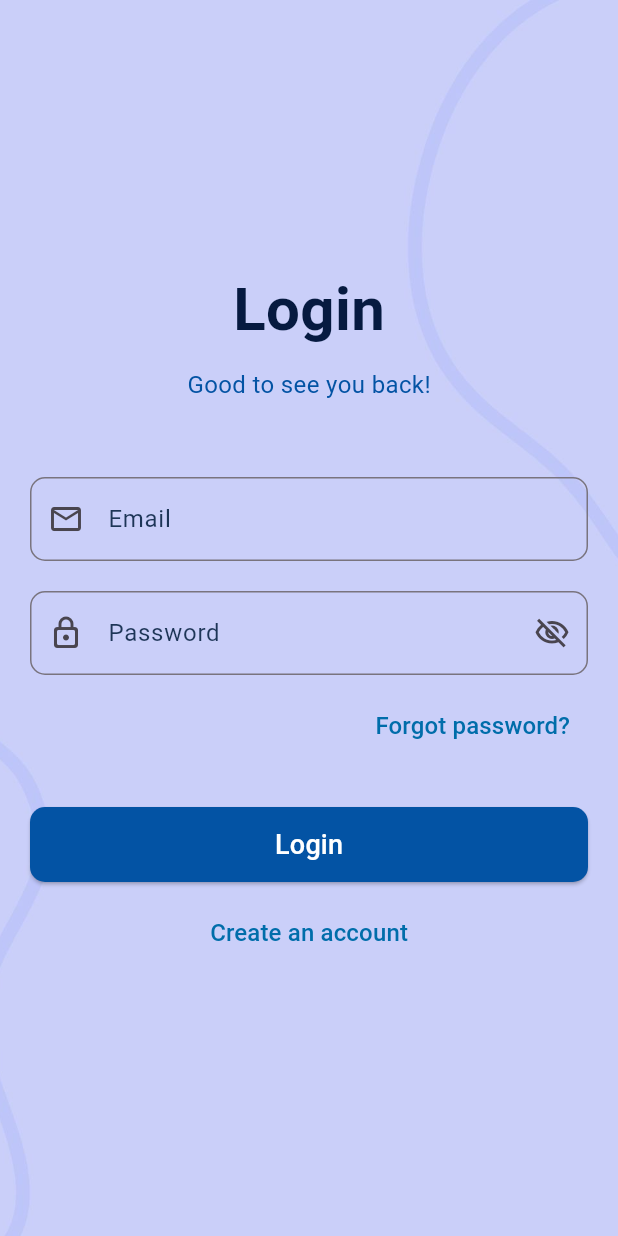
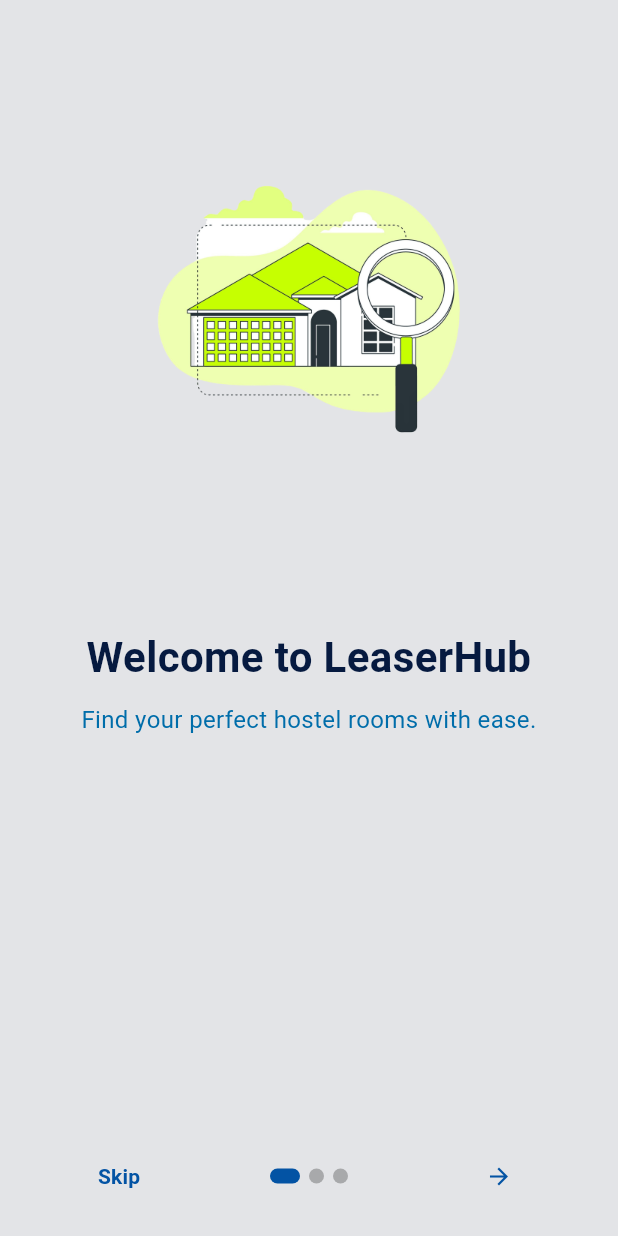
Before and after one commit to jehanzaib084/mad_project, a Flutter app: the screen it shows after launch, on a phone screen of 412 x 824 dp. Run offline on Flutter 3.47's test engine with Material 3 defaults, Android fonts, the phone set to English and light mode, and no system bars; drawn by our look-alikes of introduction_screen; our stand-ins replace cached_network_image, cloud_firestore, firebase_auth, firebase_core, get, image_picker and 6 more; accounts and stored records are empty.

Commit message:
Add introduction screen and enhance registration flow with email existence check

```diff
--- a/lib/assets.dart
+++ b/lib/assets.dart
@@ -2,8 +2,12 @@
 
 class Assets {
   static const String backgroundImage = 'assets/bg_images/bg1.jpg';
+  static const String introHomeImage = 'assets/intro_images/home.png';
+  static const String introConnectImage = 'assets/intro_images/connect.png';
+  static const String introSearchImage = 'assets/intro_images/search.png';
   static const Color btnBgColor = Color(0xFF0353A4);
   static const Color primaryColor = Color(0xFF061A40);
+  static const Color introBackColor = Color.fromARGB(255, 227, 228, 231);
   static const Color lightTextColor = Color(0xFF006DAA);
   static const Color focusedBorderColor = Color(0xFF1D3557);
   // Add other asset paths here
--- /dev/null
+++ b/lib/authentication/view/intro_screen.dart
@@ -0,0 +1,139 @@
+import 'package:flutter/material.dart';
+import 'package:get/get.dart';
+import 'package:introduction_screen/introduction_screen.dart';
+import 'package:mad_project/assets.dart';
+import 'package:shared_preferences/shared_preferences.dart';
+
+class IntroScreen extends StatelessWidget {
+  const IntroScreen({super.key});
+
+  Future<void> _onIntroEnd() async {
+    final prefs = await SharedPreferences.getInstance();
+    await prefs.setBool('hasSeenIntro', true);
+    Get.offAllNamed('/login');
+  }
+
+  @override
+  Widget build(BuildContext context) {
+    return Container(
+      decoration: BoxDecoration(
+        image: DecorationImage(
+          image: AssetImage(Assets.backgroundImage),
+          fit: BoxFit.cover,
+        ),
+      ),
+      child: IntroductionScreen(
+        globalBackgroundColor: Assets.introBackColor,
+        pages: [
+          PageViewModel(
+            title: "Welcome to LeaserHub",
+            body: "Find your perfect hostel rooms with ease.",
+            image: Center(
+              child: Image.asset(
+                Assets.introHomeImage,
+                height: 250.0,
+                fit: BoxFit.contain,
+              ),
+            ),
+            decoration: const PageDecoration(
+              titleTextStyle: TextStyle(
+                fontSize: 28.0,
+                fontWeight: FontWeight.bold,
+                color: Assets.primaryColor,
+              ),
+              bodyTextStyle: TextStyle(
+                fontSize: 16.0,
+                color: Assets.lightTextColor,
+              ),
+              imagePadding: EdgeInsets.only(top: 30),
+              titlePadding: EdgeInsets.only(top: 20),
+              bodyPadding: EdgeInsets.only(top: 10),
+              pageColor: Colors.transparent,
+            ),
+          ),
+          PageViewModel(
+            title: "Easy Search",
+            body: "Filter and find properties that match your needs.",
+            image: Center(
+              child: Image.asset(
+                Assets.introSearchImage, height: 250.0,
+                fit: BoxFit.contain,
+              ),
+            ),
+            decoration: const PageDecoration(
+              titleTextStyle: TextStyle(
+                fontSize: 28.0,
+                fontWeight: FontWeight.bold,
+                color: Assets.primaryColor,
+              ),
+              bodyTextStyle: TextStyle(
+                fontSize: 16.0,
+                color: Assets.lightTextColor,
+              ),
+              imagePadding: EdgeInsets.only(top: 30),
+              titlePadding: EdgeInsets.only(top: 20),
+              bodyPadding: EdgeInsets.only(top: 10),
+              pageColor: Colors.transparent,
+            ),
+          ),
+          PageViewModel(
+            title: "Connect & Rent",
+            body: "Contact property owners directly and find your new home.",
+            image: Center(
+              child: Image.asset(
+                Assets.introConnectImage, height: 250.0,
+                fit: BoxFit.contain,
+              ),
+            ),
+            decoration: const PageDecoration(
+              titleTextStyle: TextStyle(
+                fontSize: 28.0,
+                fontWeight: FontWeight.bold,
+                color: Assets.primaryColor,
+              ),
+              bodyTextStyle: TextStyle(
+                fontSize: 16.0,
+                color: Assets.lightTextColor,
+              ),
+              imagePadding: EdgeInsets.only(top: 30),
+              titlePadding: EdgeInsets.only(top: 20),
+              bodyPadding: EdgeInsets.only(top: 10),
+              pageColor: Colors.transparent,
+            ),
+          ),
+        ],
+        onDone: _onIntroEnd,
+        onSkip: _onIntroEnd,
+        showSkipButton: true,
+        skip: const Text(
+          "Skip",
+          style: TextStyle(
+            fontWeight: FontWeight.w600,
+            color: Assets.btnBgColor,
+          ),
+        ),
+        next: const Icon(
+          Icons.arrow_forward,
+          color: Assets.btnBgColor,
+        ),
+        done: const Text(
+          "Done",
+          style: TextStyle(
+            fontWeight: FontWeight.w600,
+            color: Assets.btnBgColor,
+          ),
+        ),
+        dotsDecorator: DotsDecorator(
+          size: const Size.square(10.0),
+          activeSize: const Size(20.0, 10.0),
+          activeColor: Assets.btnBgColor,
+          color: Colors.black26,
+          spacing: const EdgeInsets.symmetric(horizontal: 3.0),
+          activeShape: RoundedRectangleBorder(
+            borderRadius: BorderRadius.circular(25.0),
+          ),
+        ),
+      ),
+    );
+  }
+}
--- a/lib/authentication/view/register_profile.dart
+++ b/lib/authentication/view/register_profile.dart
@@ -13,10 +13,10 @@
   final TextEditingController _ageController = TextEditingController();
   final TextEditingController _phoneNumberController = TextEditingController();
   final AuthController _authController =
-      Get.find<AuthController>(); // Use Get.find to get the existing instance
+      Get.find<AuthController>();
 
   Future<void> _completeProfile(BuildContext context) async {
-    // Hide keyboard
+
     FocusScope.of(context).unfocus();
 
     try {
--- a/lib/main.dart
+++ b/lib/main.dart
@@ -5,6 +5,7 @@
 import 'package:mad_project/assets.dart';
 import 'package:mad_project/authentication/controller/auth_controller.dart';
 import 'package:mad_project/home_screens/posts_screens/controller/favorite_controller.dart';
+import 'package:shared_preferences/shared_preferences.dart';
 import 'firebase_options.dart';
 import 'pages/pages.dart';
 
@@ -13,23 +14,17 @@
   await Firebase.initializeApp(
     options: DefaultFirebaseOptions.currentPlatform,
   );
+  final prefs = await SharedPreferences.getInstance();
+  final hasSeenIntro = prefs.getBool('hasSeenIntro') ?? false;
+
   Get.put(AuthController());
   Get.put(FavoriteController());
-  runApp(const MainApp());
-}
 
-class MainApp extends StatelessWidget {
-  const MainApp({super.key});
-
-  @override
-  Widget build(BuildContext context) {
-    return GetMaterialApp(
+  runApp(GetMaterialApp(
     debugShowCheckedModeBanner: false,
     // initialRoute: '/',
     theme: ThemeData(
       primaryColor: Assets.primaryColor,
-
-
       textTheme: TextTheme(
         titleLarge: TextStyle(
           fontSize: 20.0,
@@ -61,13 +56,12 @@
           foregroundColor: Assets.lightTextColor,
         ),
       ),
-
     ),
     home: StreamBuilder<User?>(
       stream: FirebaseAuth.instance.authStateChanges(),
       builder: (context, snapshot) {
         if (!snapshot.hasData) {
-            Future.microtask(() => Get.offAllNamed('/login'));
+          Future.microtask(() => checkFirstLaunch());
           return Container();
         } else {
           Future.microtask(() => Get.offAllNamed('/masterNav'));
@@ -76,6 +70,15 @@
       },
     ),
     getPages: AppPages.routes,
+  ));
+}
+
+
+Future<void> checkFirstLaunch() async {
+  final prefs = await SharedPreferences.getInstance();
+  final hasSeenIntro = prefs.getBool('hasSeenIntro') ?? false;
+
+  Future.microtask(() =>
+    Get.offAllNamed(hasSeenIntro ? '/login' : '/intro')
   );
 }
-}
--- a/lib/pages/pages.dart
+++ b/lib/pages/pages.dart
@@ -1,5 +1,6 @@
 import 'package:get/get.dart';
 import 'package:mad_project/authentication/view/forgot_pass.dart';
+import 'package:mad_project/authentication/view/intro_screen.dart';
 import 'package:mad_project/authentication/view/login.dart';
 import 'package:mad_project/authentication/view/register.dart';
 import 'package:mad_project/authentication/view/register_profile.dart';
@@ -33,5 +34,6 @@
     GetPage(name: '/faq_screen', page: () => FAQScreen()),
     GetPage(name: '/terms_screen', page: () => TermsScreen()),
     GetPage(name: '/about_screen', page: () => AboutScreen()),
+    GetPage(name: '/intro', page: () => const IntroScreen()),
   ];
 }
--- a/pubspec.yaml
+++ b/pubspec.yaml
@@ -25,6 +25,7 @@
   smooth_page_indicator: ^1.2.0+3
   photo_view: ^0.14.0
   flutter_cache_manager: ^3.3.1
+  introduction_screen: ^3.1.14
 
 dev_dependencies:
   flutter_test:
@@ -37,4 +38,4 @@
 
   assets:
     - assets/bg_images/
-    - assets/
+    - assets/intro_images/
```
Also changed, not shown: lib/authentication/controller/auth_controller.dart (+24 -0 lines), lib/authentication/view/forgot_pass.dart (+95 -33 lines), lib/authentication/view/register.dart (+42 -6 lines), assets/intro_images/connect.png (added), assets/intro_images/home.png (added), assets/intro_images/search.png (added), pubspec.lock. Lines whose indentation alone changed are shown as unchanged.
